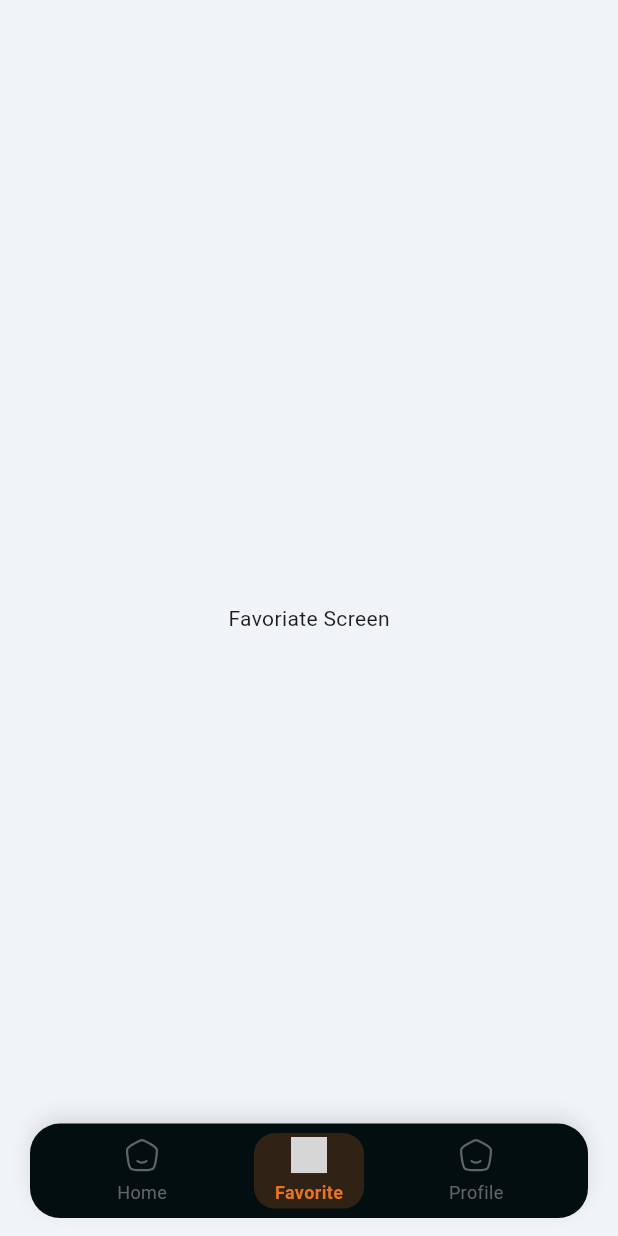
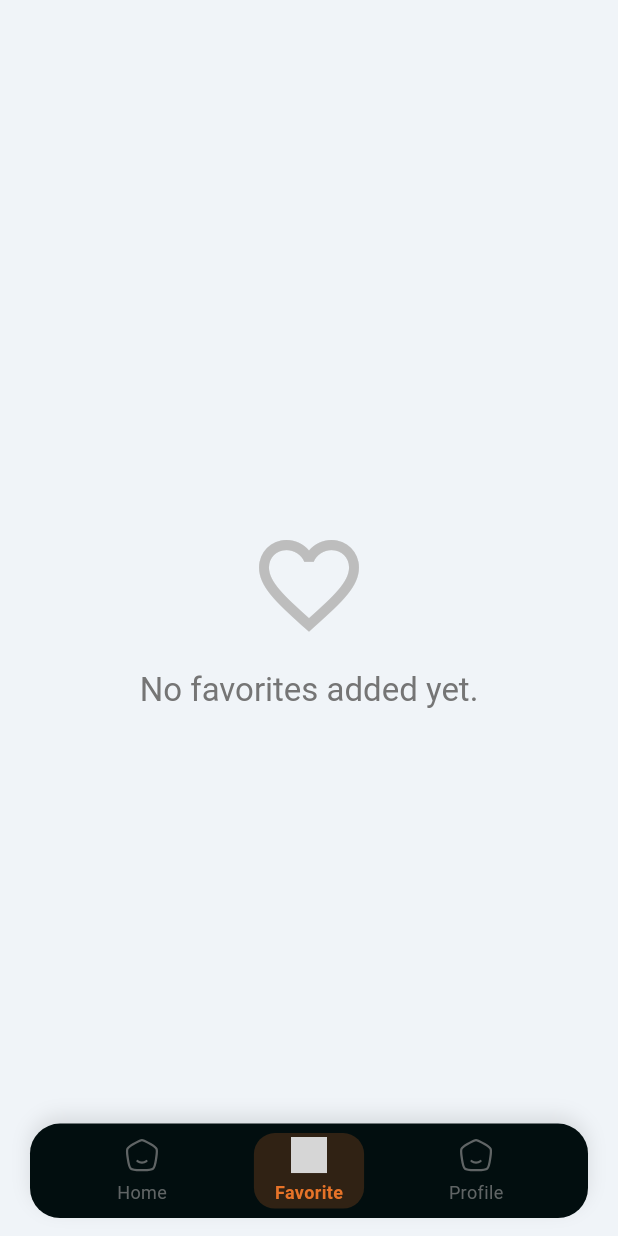
Before and after one commit to nizarzitouni/Hero-Hub, a Flutter app: the EntryPoint screen opened by its route, item 2 of the bottom bar chosen, on a phone screen of 412 x 824 dp. Run offline on Flutter 3.47's test engine with Material 3 defaults, Android fonts, the phone set to English and light mode, and no system bars; our stand-ins replace cloud_firestore, connectivity_plus, dio, firebase_auth, firebase_core, flutter_bloc and 8 more; accounts and stored records are empty; network calls fail; grey boxes are pictures that could not be loaded.

Commit message:
- favorite function  done

```diff
--- a/lib/app/hero_hub.dart
+++ b/lib/app/hero_hub.dart
@@ -1,6 +1,7 @@
 import 'package:flutter/material.dart';
 import 'package:flutter_bloc/flutter_bloc.dart';
 import 'package:flutter_screenutil/flutter_screenutil.dart';
+import 'package:hero_hub/features/favorites_screen/presentation/manager/favorite_cubit/favorite_cubit.dart';
 import '../features/home/presentation/manager/home_cubit/home_cubit.dart';
 import 'package:talker_flutter/talker_flutter.dart';
 
@@ -30,6 +31,7 @@ class HeroHub extends StatelessWidget {
                 BlocProvider<AppCubit>.value(value: serviceLocator<AppCubit>()),
                 BlocProvider<AuthCubit>.value(value: serviceLocator<AuthCubit>()),
                 BlocProvider<HomeCubit>.value(value: serviceLocator<HomeCubit>()),
+                BlocProvider<FavoritesCubit>.value(value: serviceLocator<FavoritesCubit>()),
               ],
               child: MaterialApp(
                 debugShowCheckedModeBanner: false,
--- a/lib/core/services/cache_helper.dart
+++ b/lib/core/services/cache_helper.dart
@@ -48,9 +48,15 @@ class CacheHelper {
   Future<bool> clearData() async {
     return await _sharedPreferences.clear();
   }
+
+  Future<List<String>> getAllKeysWithPrefix(String prefix) async {
+    final allKeys = _sharedPreferences.getKeys();
+    return allKeys.where((key) => key.startsWith(prefix)).toList();
+  }
 }
 
 abstract class CacheKeys {
   static const String onBoardingVisited = "onBoardingVisited";
   static const String isLogedIn = "isLogedIn";
+  static const String favoriteKeyPrefix = "favorite_";
 }
--- /dev/null
+++ b/lib/features/favorites_screen/presentation/manager/favorite_cubit/favorite_state.dart
@@ -0,0 +1,9 @@
+part of 'favorite_cubit.dart';
+
+@freezed
+class FavoritesState with _$FavoritesState {
+  const factory FavoritesState.initial() = _Initial;
+  const factory FavoritesState.loading() = Loading;
+  const factory FavoritesState.loaded(List<Character> favorites) = Loaded;
+  const factory FavoritesState.error(String message) = Error;
+}
--- /dev/null
+++ b/lib/features/favorites_screen/presentation/views/widgets/empty_favorites_widget.dart
@@ -0,0 +1,22 @@
+import 'package:flutter/material.dart';
+
+class EmptyFavoritesWidget extends StatelessWidget {
+  const EmptyFavoritesWidget({super.key});
+
+  @override
+  Widget build(BuildContext context) {
+    return Center(
+      child: Column(
+        mainAxisAlignment: MainAxisAlignment.center,
+        children: [
+          Icon(Icons.favorite_border, size: 80, color: Colors.grey[400]),
+          const SizedBox(height: 16),
+          Text(
+            'No favorites added yet.',
+            style: Theme.of(context).textTheme.titleLarge?.copyWith(color: Colors.grey[600]),
+          ),
+        ],
+      ),
+    );
+  }
+}
--- a/lib/features/favorites_screen/presentation/views/widgets/favorite_view_body.dart
+++ b/lib/features/favorites_screen/presentation/views/widgets/favorite_view_body.dart
@@ -1,15 +1,46 @@
 import 'package:flutter/material.dart';
+import 'package:flutter_bloc/flutter_bloc.dart';
+
+import '../../manager/favorite_cubit/favorite_cubit.dart';
+import 'empty_favorites_widget.dart';
+import 'error_fav_screen.dart';
+import 'favorite_chracter_tile.dart';
+import 'loading_fav_widget.dart';
 
 class FavoriteViewBody extends StatelessWidget {
   const FavoriteViewBody({super.key});
 
   @override
   Widget build(BuildContext context) {
-    return const Scaffold(
+    context.read<FavoritesCubit>().loadFavorites();
+
+    return Scaffold(
       body: SafeArea(
-          child: Center(
-        child: Text('Favoriate Screen'),
-      )),
+        child: BlocBuilder<FavoritesCubit, FavoritesState>(
+          builder: (context, state) {
+            return state.when(
+              initial: () => const LoadingFavWidget(),
+              loading: () => const LoadingFavWidget(),
+              loaded: (favorites) {
+                if (favorites.isEmpty) {
+                  return const EmptyFavoritesWidget();
+                } else {
+                  return ListView.separated(
+                    padding: const EdgeInsets.symmetric(vertical: 16),
+                    itemCount: favorites.length,
+                    separatorBuilder: (context, index) => const Divider(height: 1),
+                    itemBuilder: (context, index) {
+                      final character = favorites[index];
+                      return FavoriteCharacterTile(character: character);
+                    },
+                  );
+                }
+              },
+              error: (message) => ErrorFavScreen(message: message),
+            );
+          },
+        ),
+      ),
     );
   }
 }
--- a/lib/features/home/presentation/views/widgets/home_view_widgets/home_view_body.dart
+++ b/lib/features/home/presentation/views/widgets/home_view_widgets/home_view_body.dart
@@ -82,7 +82,11 @@ class _HomeViewBodyState extends State<HomeViewBody> {
                       return state.when(
                         initial: () => const SliverToBoxAdapter(child: Center(child: Text('Press button to load characters'))),
                         loading: () => const SliverToBoxAdapter(
-                          child: SizedBox(height: 650, width: 200, child: Center(child: CircularProgressIndicator())),
+                          child: SizedBox(
+                            height: 650,
+                            width: 200,
+                            child: Center(child: CircularProgressIndicator()),
+                          ),
                         ),
                         loaded: (characters, isLoading, hasReachedMax) => CharacterSliverGrid(characters: characters),
                         failure: (errorMsg) => SliverToBoxAdapter(
```
Also changed, not shown: lib/core/services/service_locator.dart (+3 -5 lines), lib/features/favorites_screen/presentation/manager/favorite_cubit/favorite_cubit.dart (added, +71 -0 lines), lib/features/favorites_screen/presentation/views/widgets/error_fav_screen.dart (added, +26 -0 lines), lib/features/favorites_screen/presentation/views/widgets/favorite_chracter_tile.dart (added, +43 -0 lines), lib/features/favorites_screen/presentation/views/widgets/loading_fav_widget.dart (added, +12 -0 lines), lib/features/home/presentation/views/character_detail_view.dart (+16 -3 lines), lib/features/favorites_screen/presentation/manager/favorite_cubit/favorite_cubit.freezed.dart (added).
